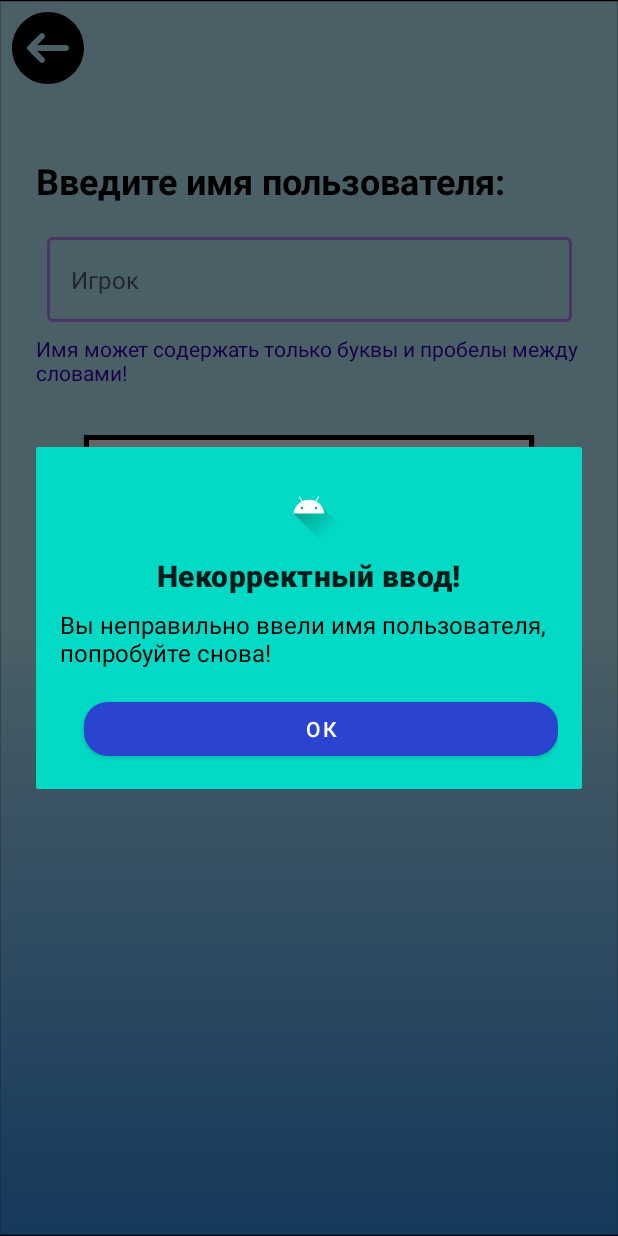
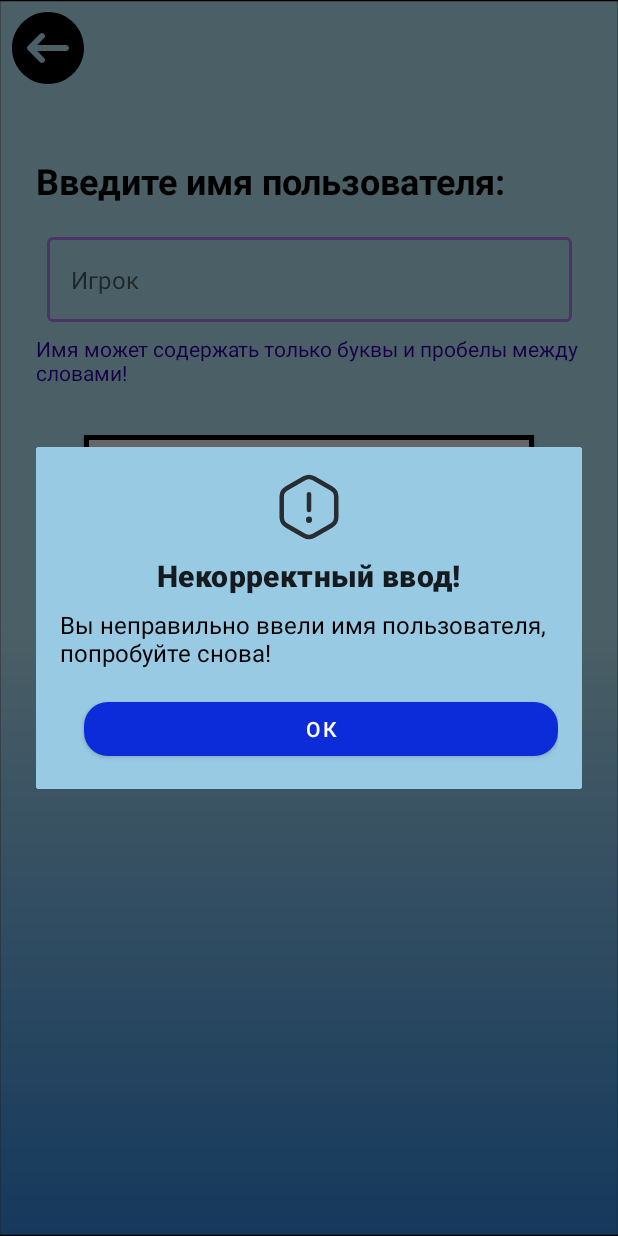
Before and after one commit to Light-Legion/Battleship, an Android app: the EditNameActivity screen opened directly, with no data from a screen before it, after a tap on "СОХРАНИТЬ", on a phone screen of 412 x 824 dp. Run offline under Robolectric (Android 15) with nearby library versions, the light colour scheme and no system bars.

Commit message:
refactor: улучшена визуализация

```diff
--- a/app/src/main/java/com/example/battleship_game/presentation/main/MainActivity.kt
+++ b/app/src/main/java/com/example/battleship_game/presentation/main/MainActivity.kt
@@ -56,7 +56,7 @@ class MainActivity : BaseActivity() {
 
     private fun showExitConfirmDialog() {
         CustomAlertDialog(this)
-            .setIcon(R.drawable.ic_launcher_foreground)
+            .setIcon(R.drawable.ic_warning)
             .setTitle(R.string.error_exit_title)
             .setMessage(R.string.error_exit_message)
             .setNegativeButtonText(R.string.action_cancel)
--- a/app/src/main/java/com/example/battleship_game/presentation/placement/AutoPlacementActivity.kt
+++ b/app/src/main/java/com/example/battleship_game/presentation/placement/AutoPlacementActivity.kt
@@ -115,7 +115,7 @@ class AutoPlacementActivity : BaseActivity() {
 
     private fun showExitConfirmDialog() {
         CustomAlertDialog(this)
-            .setIcon(R.drawable.ic_launcher_foreground)
+            .setIcon(R.drawable.ic_warning)
             .setTitle(R.string.error_refresh_title)
             .setMessage(R.string.error_refresh_message)
             .setPositiveButtonText(R.string.action_ok)
--- a/app/src/main/java/com/example/battleship_game/presentation/placement/SavePlacementActivity.kt
+++ b/app/src/main/java/com/example/battleship_game/presentation/placement/SavePlacementActivity.kt
@@ -104,7 +104,7 @@ class SavePlacementActivity : BaseActivity() {
 
     private fun showExitConfirmDialog() {
         CustomAlertDialog(this)
-            .setIcon(R.drawable.ic_launcher_foreground)
+            .setIcon(R.drawable.ic_warning)
             .setTitle(R.string.error_name_title)
             .setMessage(R.string.error_placement_name_message)
             .setPositiveButtonText(R.string.action_ok)
--- a/app/src/main/java/com/example/battleship_game/presentation/profile/EditNameActivity.kt
+++ b/app/src/main/java/com/example/battleship_game/presentation/profile/EditNameActivity.kt
@@ -101,7 +101,7 @@ class EditNameActivity : BaseActivity() {
 
     private fun showExitConfirmDialog() {
         CustomAlertDialog(this)
-            .setIcon(R.drawable.ic_launcher_foreground)
+            .setIcon(R.drawable.ic_warning)
             .setTitle(R.string.error_name_title)
             .setMessage(R.string.error_username_message)
             .setPositiveButtonText(R.string.action_ok)
--- a/app/src/main/res/values/colors.xml
+++ b/app/src/main/res/values/colors.xml
@@ -9,5 +9,7 @@
     <color name="white">#FFFFFFFF</color>
     <color name="gray">#4E4C4C</color>
     <color name="blue">#2B43D1</color>
+    <color name="blue_200">#0D2CD9</color>
     <color name="cyan">#78BCDC</color>
+    <color name="cyan_200">#99CAE4</color>
 </resources>
--- a/app/src/main/res/values/themes.xml
+++ b/app/src/main/res/values/themes.xml
@@ -6,11 +6,11 @@
         <item name="colorOnPrimary">@color/white</item>
 
         <!-- Фон для AlertDialog и цвет текста внутри -->
-        <item name="alertBackground">@color/teal_200</item>
+        <item name="alertBackground">@color/cyan_200</item>
         <item name="alertTextColor">@color/black</item>
 
         <!-- Для кнопок CustomAlertDialog -->
-        <item name="customDialogPositiveButtonTint">@color/blue</item>
+        <item name="customDialogPositiveButtonTint">@color/blue_200</item>
         <item name="customDialogPositiveButtonTextColor">@color/white</item>
         <item name="customDialogNegativeButtonTint">@color/gray</item>
         <item name="customDialogNegativeButtonTextColor">@color/white</item>
```
